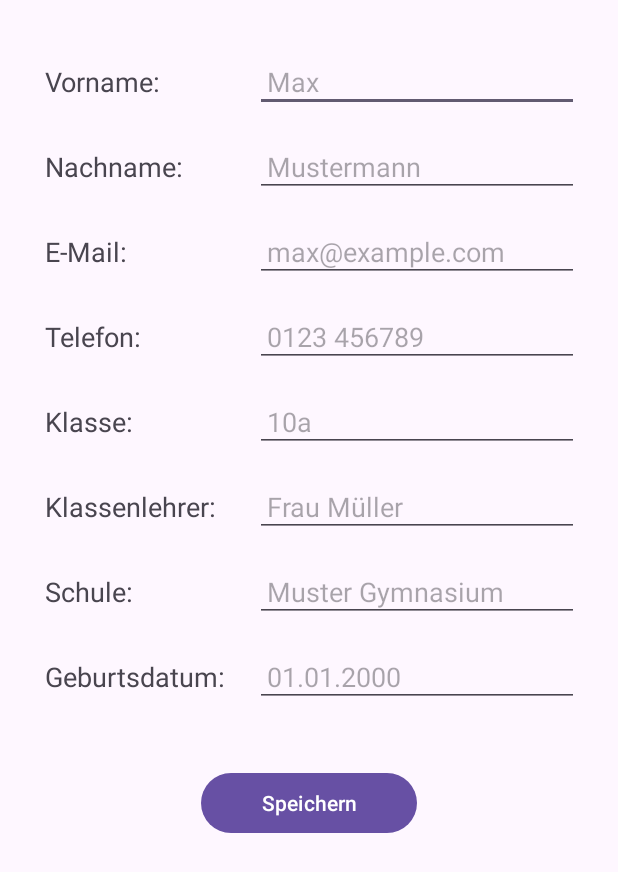
After one commit to KevinGebert07/Schulplaner-Android-App, an Android app: the EditProfileActivity screen opened directly, with no data from a screen before it, on a phone screen of 412 x 824 dp. The commit adds this screen. Shown: the top 872 px of the screen. Run offline under Robolectric (Android 15) with nearby library versions, the phone set to English and light mode, and no system bars.

Commit message:
Erstellung von Profil Bearbeitungs Activity und weiteren Klassen aus dem Klassendiagramm. Erstellung der Verwaltungsklasse mit Singleton Konstrukt
Jannis

```diff
--- /dev/null
+++ b/app/src/main/java/de/StundenplanHelden/schulplaner_android_app/EditProfileActivity.java
@@ -0,0 +1,24 @@
+package de.StundenplanHelden.schulplaner_android_app;
+
+import android.os.Bundle;
+
+import androidx.activity.EdgeToEdge;
+import androidx.appcompat.app.AppCompatActivity;
+import androidx.core.graphics.Insets;
+import androidx.core.view.ViewCompat;
+import androidx.core.view.WindowInsetsCompat;
+
+public class EditProfileActivity extends AppCompatActivity {
+
+    @Override
+    protected void onCreate(Bundle savedInstanceState) {
+        super.onCreate(savedInstanceState);
+        EdgeToEdge.enable(this);
+        setContentView(R.layout.activity_edit_profile);
+        ViewCompat.setOnApplyWindowInsetsListener(findViewById(R.id.main), (v, insets) -> {
+            Insets systemBars = insets.getInsets(WindowInsetsCompat.Type.systemBars());
+            v.setPadding(systemBars.left, systemBars.top, systemBars.right, systemBars.bottom);
+            return insets;
+        });
+    }
+}
--- /dev/null
+++ b/app/src/main/res/layout/activity_edit_profile.xml
@@ -0,0 +1,206 @@
+<?xml version="1.0" encoding="utf-8"?>
+<ScrollView xmlns:android="http://schemas.android.com/apk/res/android"
+    xmlns:app="http://schemas.android.com/apk/res-auto"
+    xmlns:tools="http://schemas.android.com/tools"
+    android:id="@+id/main"
+    android:layout_width="match_parent"
+    android:layout_height="match_parent"
+    android:layout_margin="10sp"
+    tools:context=".EditProfileActivity">
+
+    <TableLayout
+        android:layout_width="match_parent"
+        android:layout_height="wrap_content"
+        android:stretchColumns="1"
+        android:padding="16dp">
+
+    <!-- Vorname -->
+    <TableRow
+        android:layout_width="match_parent"
+        android:layout_height="wrap_content"
+        android:layout_marginTop="8dp">
+
+        <TextView
+            android:layout_width="wrap_content"
+            android:layout_height="wrap_content"
+            android:text="Vorname:"
+            android:textAppearance="?android:attr/textAppearanceMedium"
+            android:layout_marginEnd="16dp"
+            android:padding="4dp"/>
+
+        <EditText
+            android:layout_width="0dp"
+            android:layout_height="wrap_content"
+            android:hint="Max"
+            android:inputType="textPersonName"
+            android:padding="8dp"/>
+    </TableRow>
+
+    <!-- Nachname -->
+    <TableRow
+        android:layout_width="match_parent"
+        android:layout_height="wrap_content"
+        android:layout_marginTop="16dp">
+
+        <TextView
+            android:layout_width="wrap_content"
+            android:layout_height="wrap_content"
+            android:text="Nachname:"
+            android:textAppearance="?android:attr/textAppearanceMedium"
+            android:layout_marginEnd="16dp"
+            android:padding="4dp"/>
+
+        <EditText
+            android:layout_width="0dp"
+            android:layout_height="wrap_content"
+            android:hint="Mustermann"
+            android:inputType="textPersonName"
+            android:padding="8dp"/>
+    </TableRow>
+
+    <!-- E-Mail -->
+    <TableRow
+        android:layout_width="match_parent"
+        android:layout_height="wrap_content"
+        android:layout_marginTop="16dp">
+
+        <TextView
+            android:layout_width="wrap_content"
+            android:layout_height="wrap_content"
+            android:text="E-Mail:"
+            android:textAppearance="?android:attr/textAppearanceMedium"
+            android:layout_marginEnd="16dp"
+            android:padding="4dp"/>
+
+        <EditText
+            android:layout_width="0dp"
+            android:layout_height="wrap_content"
+            android:hint="max@example.com"
+            android:inputType="textEmailAddress"
+            android:padding="8dp"/>
+    </TableRow>
+
+    <!-- Telefonnummer -->
+    <TableRow
+        android:layout_width="match_parent"
+        android:layout_height="wrap_content"
+        android:layout_marginTop="16dp">
+
+        <TextView
+            android:layout_width="wrap_content"
+            android:layout_height="wrap_content"
+            android:text="Telefon:"
+            android:textAppearance="?android:attr/textAppearanceMedium"
+            android:layout_marginEnd="16dp"
+            android:padding="4dp"/>
+
+        <EditText
+            android:layout_width="0dp"
+            android:layout_height="wrap_content"
+            android:hint="0123 456789"
+            android:inputType="phone"
+            android:padding="8dp"/>
+    </TableRow>
+
+    <!-- Klasse -->
+    <TableRow
+        android:layout_width="match_parent"
+        android:layout_height="wrap_content"
+        android:layout_marginTop="16dp">
+
+        <TextView
+            android:layout_width="wrap_content"
+            android:layout_height="wrap_content"
+            android:text="Klasse:"
+            android:textAppearance="?android:attr/textAppearanceMedium"
+            android:layout_marginEnd="16dp"
+            android:padding="4dp"/>
+
+        <EditText
+            android:layout_width="0dp"
+            android:layout_height="wrap_content"
+            android:hint="10a"
+            android:inputType="text"
+            android:padding="8dp"/>
+    </TableRow>
+
+    <!-- Klassenlehrer -->
+    <TableRow
+        android:layout_width="match_parent"
+        android:layout_height="wrap_content"
+        android:layout_marginTop="16dp">
+
+        <TextView
+            android:layout_width="wrap_content"
+            android:layout_height="wrap_content"
+            android:text="Klassenlehrer:"
+            android:textAppearance="?android:attr/textAppearanceMedium"
+            android:layout_marginEnd="16dp"
+            android:padding="4dp"/>
+
+        <EditText
+            android:layout_width="0dp"
+            android:layout_height="wrap_content"
+            android:hint="Frau Müller"
+            android:inputType="text"
+            android:padding="8dp"/>
+    </TableRow>
+
+    <!-- Schule -->
+    <TableRow
+        android:layout_width="match_parent"
+        android:layout_height="wrap_content"
+        android:layout_marginTop="16dp">
+
+        <TextView
+            android:layout_width="wrap_content"
+            android:layout_height="wrap_content"
+            android:text="Schule:"
+            android:textAppearance="?android:attr/textAppearanceMedium"
+            android:layout_marginEnd="16dp"
+            android:padding="4dp"/>
+
+        <EditText
+            android:layout_width="0dp"
+            android:layout_height="wrap_content"
+            android:hint="Muster Gymnasium"
+            android:inputType="text"
+            android:padding="8dp"/>
+    </TableRow>
+
+    <!-- Geburtsdatum -->
+    <TableRow
+        android:layout_width="match_parent"
+        android:layout_height="wrap_content"
+        android:layout_marginTop="16dp"
+        android:layout_marginBottom="24dp">
+
+        <TextView
+            android:layout_width="wrap_content"
+            android:layout_height="wrap_content"
+            android:text="Geburtsdatum:"
+            android:textAppearance="?android:attr/textAppearanceMedium"
+            android:layout_marginEnd="16dp"
+            android:padding="4dp"/>
+
+        <EditText
+            android:layout_width="0dp"
+            android:layout_height="wrap_content"
+            android:hint="01.01.2000"
+            android:inputType="date"
+            android:padding="8dp"/>
+    </TableRow>
+
+        <TableRow
+            android:layout_width="match_parent"
+            android:layout_height="wrap_content"
+            android:layout_marginTop="16dp"
+            android:layout_marginBottom="24dp"
+            android:gravity="center">
+
+            <Button android:text="Speichern">
+
+            </Button>
+        </TableRow>
+    </TableLayout>
+</ScrollView>
```
Also changed, not shown: app/src/main/AndroidManifest.xml (+9 -3 lines), app/src/main/java/de/StundenplanHelden/schulplaner_android_app/Halbjahr.java (added, +43 -0 lines), app/src/main/java/de/StundenplanHelden/schulplaner_android_app/Menueleiste.java (+6 -26 lines), app/src/main/java/de/StundenplanHelden/schulplaner_android_app/ProfileActivity.java (added, +28 -0 lines), app/src/main/java/de/StundenplanHelden/schulplaner_android_app/Verwaltung.java (added, +32 -0 lines), app/src/main/res/layout/activity_profile.xml (added, +29 -0 lines), app/src/main/res/layout/fragment_menueleiste.xml (+7 -0 lines).
